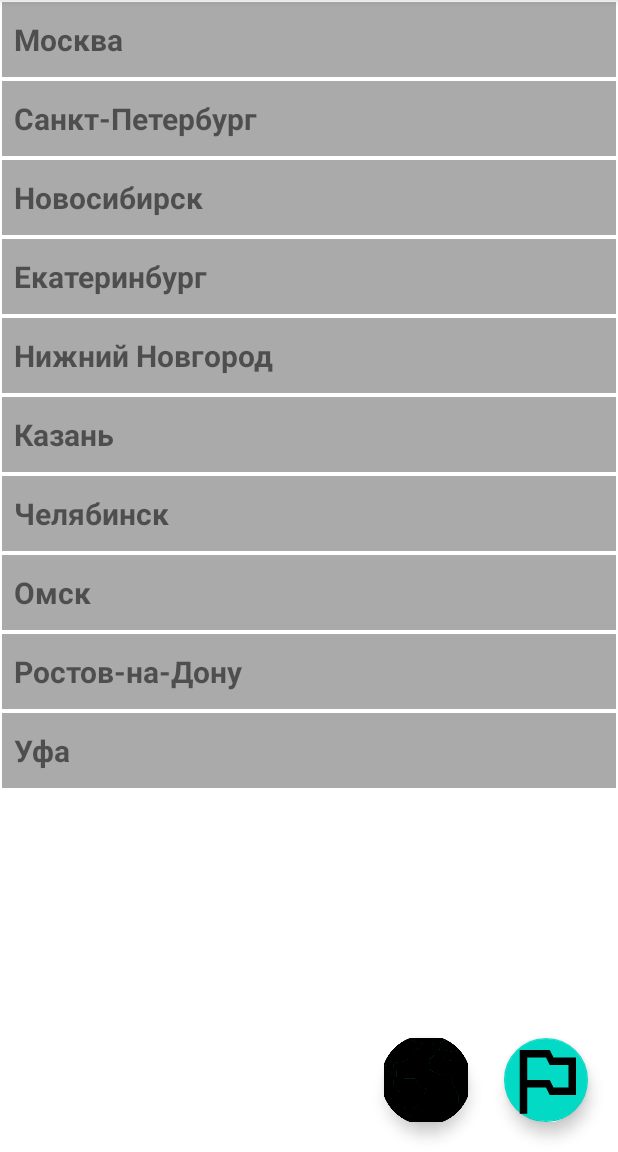
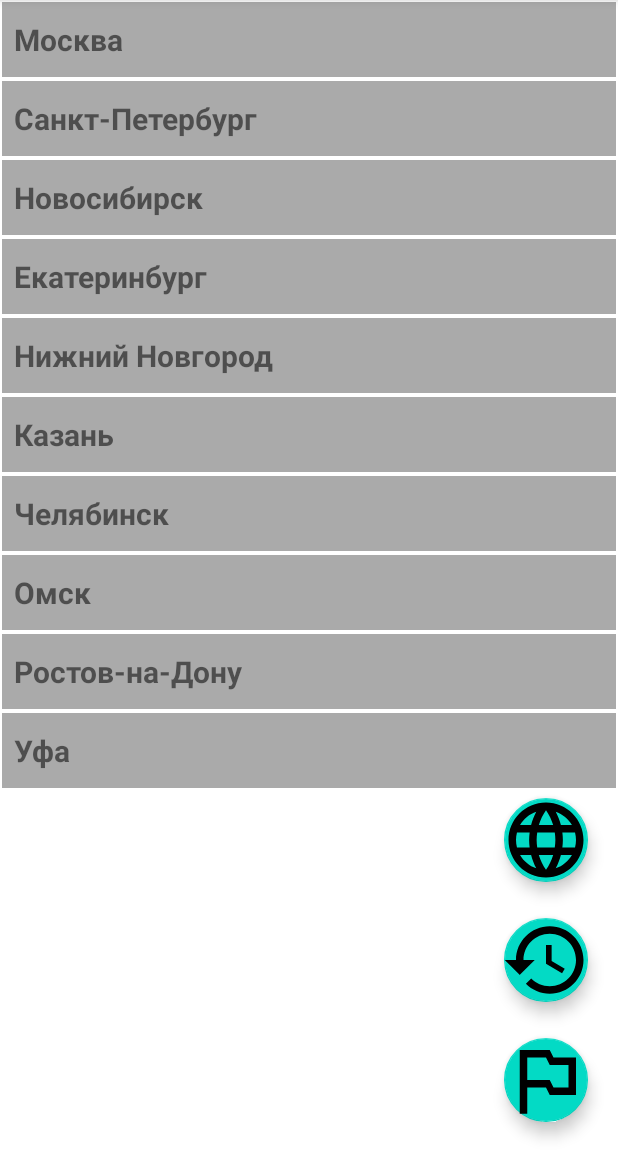
Before and after one commit to enotniy/kotlinforbegginers, an Android app: the screen it shows after launch (MainActivity), on a phone screen of 412 x 824 dp, the part 84-1236 px from its top. Run offline under Robolectric (Android 15) with nearby library versions, the phone set to English and light mode, and no system bars; our stand-ins replace Room's generated code.

```diff
--- a/app/build.gradle
+++ b/app/build.gradle
@@ -39,6 +39,7 @@ android {
 dependencies {
 
     implementation 'androidx.room:room-runtime:2.4.0'
+    implementation 'com.google.android.gms:play-services-maps:18.0.2'
     kapt 'androidx.room:room-compiler:2.4.0'
 
     implementation 'com.squareup.retrofit2:retrofit:2.9.0'
--- /dev/null
+++ b/app/src/main/res/drawable/ic_baseline_history_24.xml
@@ -0,0 +1,10 @@
+<vector xmlns:android="http://schemas.android.com/apk/res/android"
+    android:width="24dp"
+    android:height="24dp"
+    android:viewportWidth="24"
+    android:viewportHeight="24"
+    android:tint="?attr/colorControlNormal">
+  <path
+      android:fillColor="@android:color/white"
+      android:pathData="M13,3c-4.97,0 -9,4.03 -9,9L1,12l3.89,3.89 0.07,0.14L9,12L6,12c0,-3.87 3.13,-7 7,-7s7,3.13 7,7 -3.13,7 -7,7c-1.93,0 -3.68,-0.79 -4.94,-2.06l-1.42,1.42C8.27,19.99 10.51,21 13,21c4.97,0 9,-4.03 9,-9s-4.03,-9 -9,-9zM12,8v5l4.28,2.54 0.72,-1.21 -3.5,-2.08L13.5,8L12,8z"/>
+</vector>
--- /dev/null
+++ b/app/src/main/res/drawable/ic_baseline_language_24.xml
@@ -0,0 +1,10 @@
+<vector xmlns:android="http://schemas.android.com/apk/res/android"
+    android:width="24dp"
+    android:height="24dp"
+    android:viewportWidth="24"
+    android:viewportHeight="24"
+    android:tint="?attr/colorControlNormal">
+  <path
+      android:fillColor="@android:color/white"
+      android:pathData="M11.99,2C6.47,2 2,6.48 2,12s4.47,10 9.99,10C17.52,22 22,17.52 22,12S17.52,2 11.99,2zM18.92,8h-2.95c-0.32,-1.25 -0.78,-2.45 -1.38,-3.56 1.84,0.63 3.37,1.91 4.33,3.56zM12,4.04c0.83,1.2 1.48,2.53 1.91,3.96h-3.82c0.43,-1.43 1.08,-2.76 1.91,-3.96zM4.26,14C4.1,13.36 4,12.69 4,12s0.1,-1.36 0.26,-2h3.38c-0.08,0.66 -0.14,1.32 -0.14,2 0,0.68 0.06,1.34 0.14,2L4.26,14zM5.08,16h2.95c0.32,1.25 0.78,2.45 1.38,3.56 -1.84,-0.63 -3.37,-1.9 -4.33,-3.56zM8.03,8L5.08,8c0.96,-1.66 2.49,-2.93 4.33,-3.56C8.81,5.55 8.35,6.75 8.03,8zM12,19.96c-0.83,-1.2 -1.48,-2.53 -1.91,-3.96h3.82c-0.43,1.43 -1.08,2.76 -1.91,3.96zM14.34,14L9.66,14c-0.09,-0.66 -0.16,-1.32 -0.16,-2 0,-0.68 0.07,-1.35 0.16,-2h4.68c0.09,0.65 0.16,1.32 0.16,2 0,0.68 -0.07,1.34 -0.16,2zM14.59,19.56c0.6,-1.11 1.06,-2.31 1.38,-3.56h2.95c-0.96,1.65 -2.49,2.93 -4.33,3.56zM16.36,14c0.08,-0.66 0.14,-1.32 0.14,-2 0,-0.68 -0.06,-1.34 -0.14,-2h3.38c0.16,0.64 0.26,1.31 0.26,2s-0.1,1.36 -0.26,2h-3.38z"/>
+</vector>
--- a/app/src/main/res/layout/main_fragment.xml
+++ b/app/src/main/res/layout/main_fragment.xml
@@ -22,13 +22,23 @@
         app:maxImageSize="60dp" />
 
     <com.google.android.material.floatingactionbutton.FloatingActionButton
+        android:id="@+id/locationFAB"
+        android:layout_width="wrap_content"
+        android:layout_height="wrap_content"
+        android:layout_gravity="bottom|end"
+        android:layout_marginBottom="180dp"
+        android:layout_marginEnd="20dp"
+        android:src="@drawable/ic_baseline_language_24"
+        app:maxImageSize="60dp" />
+
+    <com.google.android.material.floatingactionbutton.FloatingActionButton
         android:id="@+id/historyFAB"
         android:layout_width="wrap_content"
         android:layout_height="wrap_content"
         android:layout_gravity="bottom|end"
-        android:layout_marginBottom="20dp"
-        android:layout_marginEnd="100dp"
-        android:src="@drawable/ic_earth"
+        android:layout_marginBottom="100dp"
+        android:layout_marginEnd="20dp"
+        android:src="@drawable/ic_baseline_history_24"
         app:maxImageSize="60dp" />
 
     <LinearLayout
--- a/app/src/main/res/values/strings.xml
+++ b/app/src/main/res/values/strings.xml
@@ -2,4 +2,5 @@
     <string name="app_name">KotlinForBegginers</string>
     <string name="temperature_label">Температура</string>
     <string name="feels_like_label">Ощущается</string>
+    <string name="title_activity_maps">MapsActivity</string>
 </resources>
```
Also changed, not shown: app/src/debug/res/values/google_maps_api.xml (added, +24 -0 lines), app/src/main/AndroidManifest.xml (+26 -1 lines), app/src/main/java/ru/ekitselyuk/kotlinforbegginers/view/MainFragment.kt (+120 -1 lines), app/src/main/java/ru/ekitselyuk/kotlinforbegginers/view/MapsActivity.kt (added, +52 -0 lines), app/src/main/res/layout/activity_maps.xml (added, +9 -0 lines), 1 other file.
